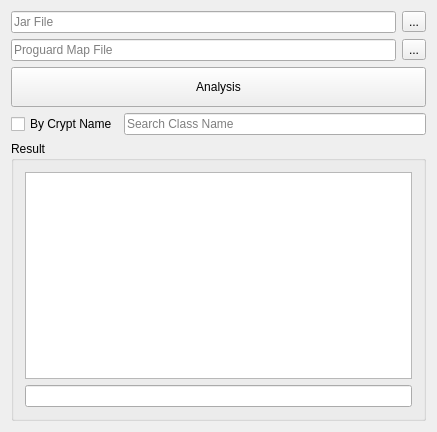
Qt form ClassSpaceChecker/classspacechecker.ui (gunoodaddy/ClassSpaceChecker) before a commit.
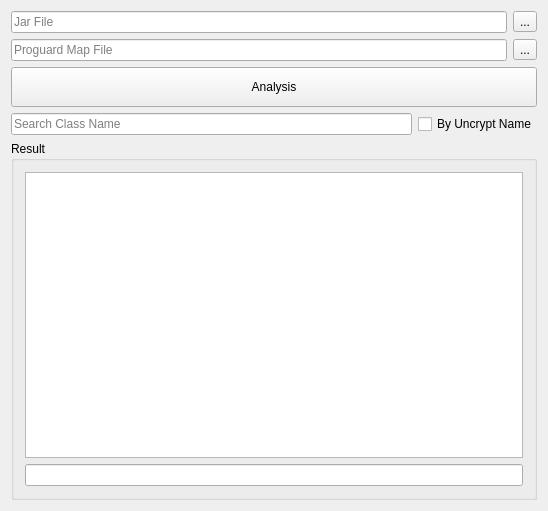
The same form after that commit. Icons and pictures are not drawn.

Commit message: Crypted Name => Uncrypt Name logic changed

The edit to the form file:
```diff
--- a/ClassSpaceChecker/classspacechecker.ui
+++ b/ClassSpaceChecker/classspacechecker.ui
@@ -6,8 +6,8 @@
    <rect>
     <x>0</x>
     <y>0</y>
-    <width>437</width>
-    <height>432</height>
+    <width>548</width>
+    <height>511</height>
    </rect>
   </property>
   <property name="windowTitle">
@@ -86,13 +86,6 @@
       </item>
       <item>
        <layout class="QHBoxLayout" name="horizontalLayout_3">
-        <item>
-         <widget class="QCheckBox" name="checkBox_ByCryptName">
-          <property name="text">
-           <string>By Crypt Name</string>
-          </property>
-         </widget>
-        </item>
         <item>
          <widget class="QLineEdit" name="lineEdit_Search">
           <property name="placeholderText">
@@ -100,6 +93,13 @@
           </property>
          </widget>
         </item>
+        <item>
+         <widget class="QCheckBox" name="checkBox_ByUncryptName">
+          <property name="text">
+           <string>By Uncrypt Name</string>
+          </property>
+         </widget>
+        </item>
        </layout>
       </item>
       <item>
```
Left out of the diff: 6 changed lines with no effect on the pictures. The commit also changes 4 other files.
